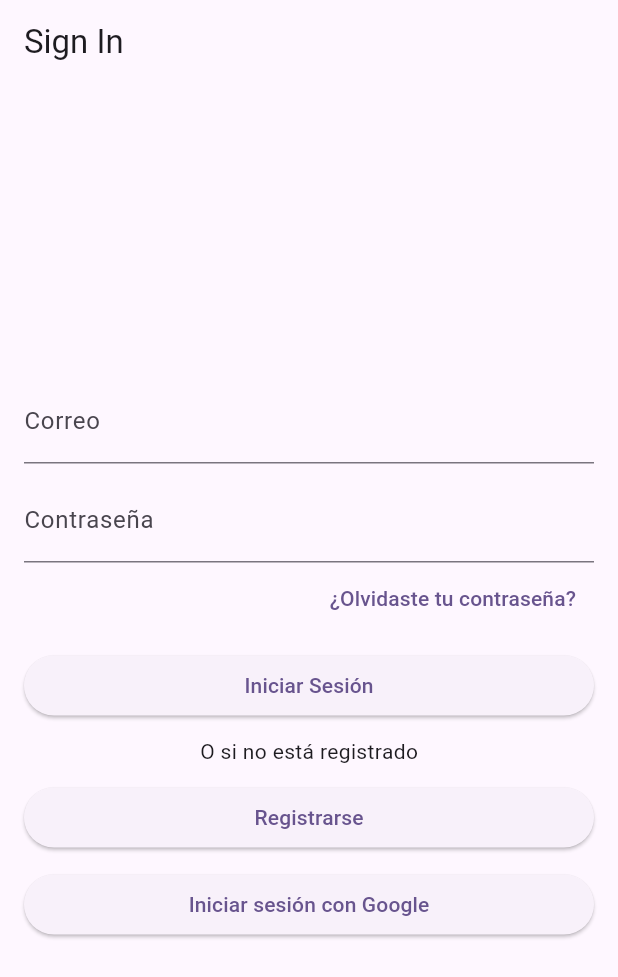
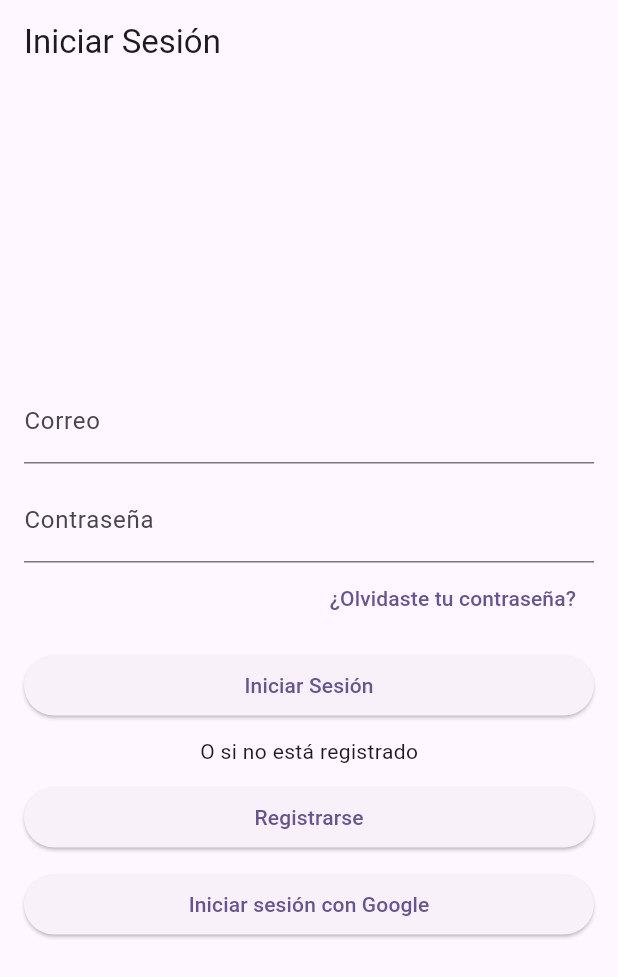
Before and after one commit to shernandez1131/route_master_mobile_app, a Flutter app: the screen it shows after launch, after a tap on "Iniciar Sesión", on a phone screen of 412 x 824 dp. Shown: the top 977 px of the screen. Run offline on Flutter 3.47's test engine with Material 2 defaults, Android fonts, the phone set to English and light mode, and no system bars; our stand-ins replace firebase_core, google_maps_flutter, google_sign_in, shared_preferences; missing offline and left inert: flutter_google_places_hoc081098, google_api_headers; accounts and stored records are empty; network calls fail.

```diff
--- a/lib/screens/register_screen.dart
+++ b/lib/screens/register_screen.dart
@@ -78,10 +78,11 @@ class _RegisterScreenState extends State<RegisterScreen> {
                 const Text('¿O si ya está registrado?'),
                 ElevatedButton(
                   onPressed: () {
-                    Navigator.push(
+                    Navigator.pushAndRemoveUntil(
                       context,
                       MaterialPageRoute(
                           builder: (context) => const SignInScreen()),
+                      (route) => false,
                     );
                   },
                   child: const Text('Iniciar Sesión'),
--- a/lib/screens/sign_in_screen.dart
+++ b/lib/screens/sign_in_screen.dart
@@ -29,9 +29,10 @@ class _SignInScreenState extends State<SignInScreen> {
       await UserService.saveUserId(userId!);
 
       if (context.mounted) {
-        Navigator.push(
+        Navigator.pushAndRemoveUntil(
           context,
           MaterialPageRoute(builder: (context) => MapScreen()),
+          (route) => false,
         );
       }
     } catch (e) {
@@ -115,7 +116,7 @@ class _SignInScreenState extends State<SignInScreen> {
   @override
   Widget build(BuildContext context) {
     return Scaffold(
-      appBar: AppBar(title: const Text('Sign In')),
+      appBar: AppBar(title: const Text('Iniciar Sesión')),
       body: Stack(
         children: [
           Padding(
```
Also changed, not shown: lib/screens/profile_screen.dart (+18 -0 lines).
